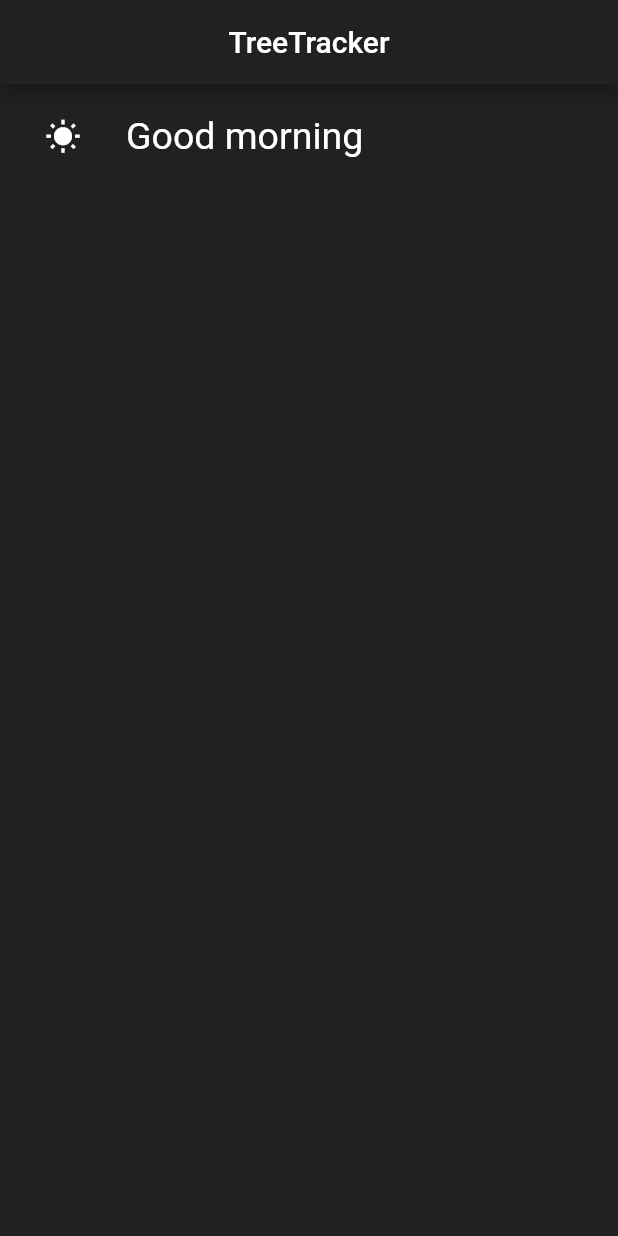
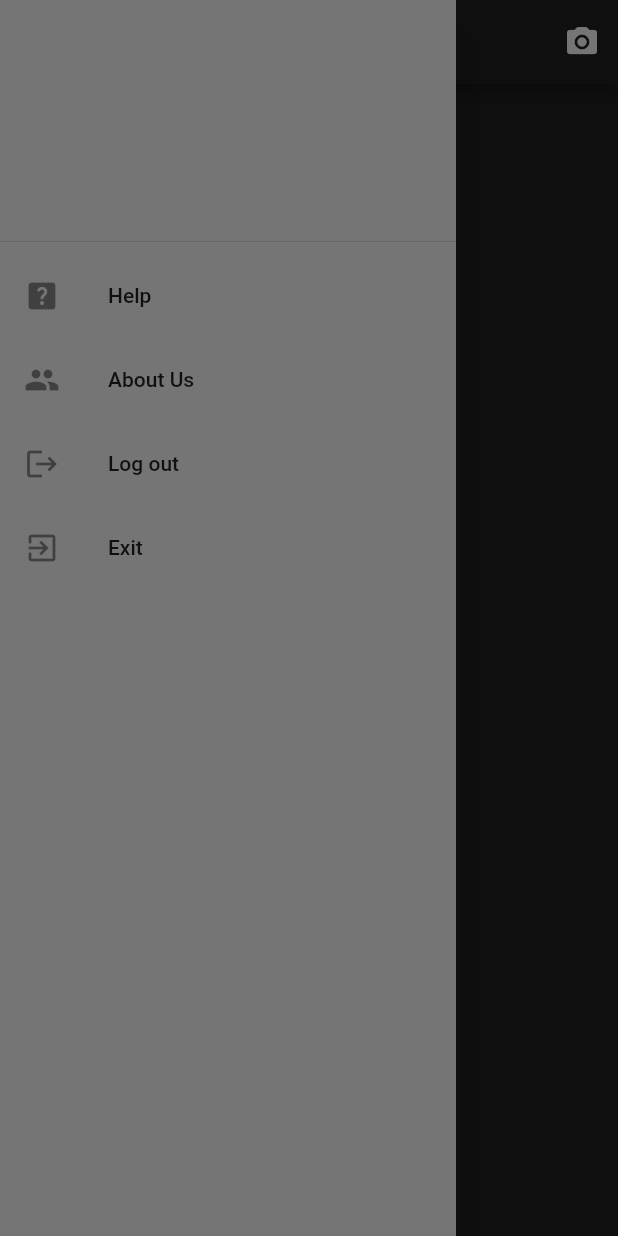
Before and after one commit to TreeTracker/treetracker, a Flutter app: the AppHomePage screen opened directly, with the side drawer open (before the commit the screen has no drawer), on a phone screen of 412 x 824 dp. Run offline on Flutter 3.47's test engine with Material 2 defaults, Android fonts, the phone set to English and light mode, and no system bars; our stand-ins replace firebase_auth, firebase_core, google_sign_in; missing offline and left inert: back_button_interceptor, flutter_auth_buttons; accounts and stored records are empty.

Commit message:
Sidebar and camera icon added

```diff
--- a/lib/home.dart
+++ b/lib/home.dart
@@ -1,4 +1,5 @@
 import 'package:flutter/material.dart';
+import 'package:treetracker/AQI%20API%20Handling/aqi.dart';
 
 void main(List<String> args) {
   runApp(
@@ -23,6 +24,12 @@ class _AppHomePageState extends State<AppHomePage> {
           title: Text('TreeTracker'),
           backgroundColor: Colors.grey[900],
           centerTitle: true,
+          actions: [
+            IconButton(
+              icon: Icon(Icons.camera_alt_rounded),
+              onPressed: () {},
+            ),
+          ],
         ),
         body: Column(
           children: <Widget>[
@@ -37,6 +44,58 @@ class _AppHomePageState extends State<AppHomePage> {
               ),
             ),
           ],
+        ),
+        drawer: Drawer(
+          child: Container(
+            color: Colors.grey[600],
+            child: ListView(
+              children: [
+                DrawerHeader(
+                  child: Column(
+                    children: <Widget>[
+                      // CircleAvatar(
+                      //   radius: 40,
+                      //   backgroundColor: Colors.green,
+                      //   backgroundImage:
+                      //       NetworkImage(ouruser.photoURL.toString()),
+                      // ),
+                      Padding(
+                        padding: EdgeInsets.all(10),
+                      ),
+                      // Text(ouruser.displayName),
+                    ],
+                  ),
+                ),
+                ListTile(
+                  leading: Icon(Icons.help_center_rounded),
+                  title: Text('Help'),
+                  onTap: () {},
+                ),
+                ListTile(
+                  leading: Icon(Icons.people),
+                  title: Text('About Us'),
+                  onTap: () {},
+                ),
+                ListTile(
+                  leading: Icon(Icons.logout),
+                  title: Text('Log out'),
+                  onTap: () {
+                    // Navigator.push(
+                    //   context,
+                    //   MaterialPageRoute(builder: (context) => Auth()),
+                    // );
+                  },
+                ),
+                ListTile(
+                  leading: Icon(Icons.exit_to_app),
+                  title: Text('Exit'),
+                  onTap: () {
+                    // exit(0);
+                  },
+                ),
+              ],
+            ),
+          ),
         ),
       ),
     );
```
